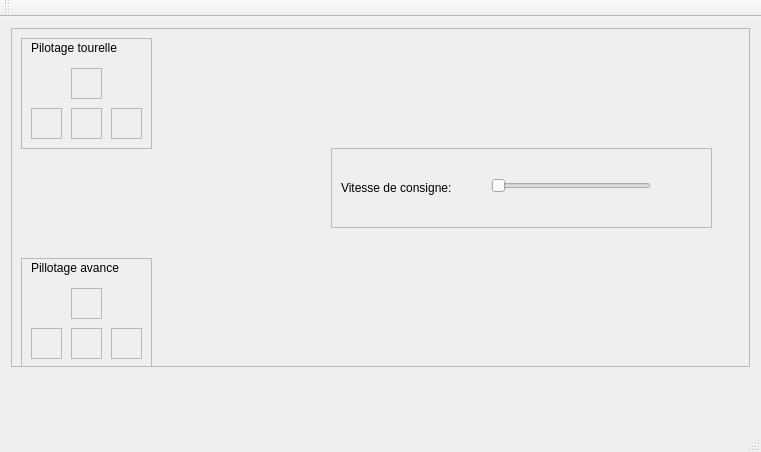
Qt form WORKSPACE_QT/mainwindow.ui (dorianleveque/ENIB-S7-ROBOT) before a commit.
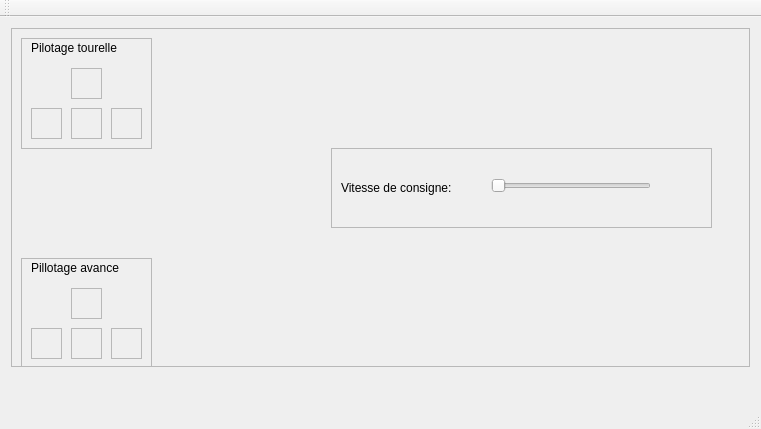
The same form after that commit.

Commit message: Interface complete sans test

What changed in the file:
```diff
--- a/WORKSPACE_QT/mainwindow.ui
+++ b/WORKSPACE_QT/mainwindow.ui
@@ -7,7 +7,7 @@
     <x>0</x>
     <y>0</y>
     <width>761</width>
-    <height>452</height>
+    <height>429</height>
    </rect>
   </property>
   <property name="windowTitle">
```
Left out of the diff: 4 changed lines with no effect on the pictures. The commit also changes 3 other files.
